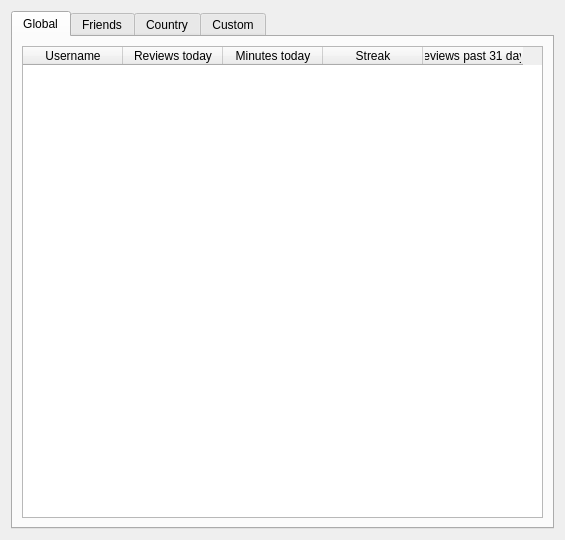
Old version of the form designer/Leaderboard.ui in the repository ThoreBor/Anki_Leaderboard.
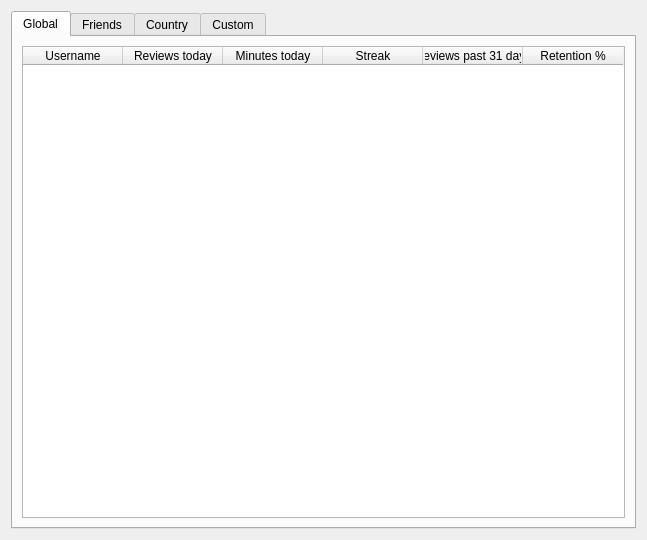
New version of the form. Icons and pictures are not drawn.

Commit message: add retention to table

The edit to the form file:
```diff
--- a/designer/Leaderboard.ui
+++ b/designer/Leaderboard.ui
@@ -6,7 +6,7 @@
    <rect>
     <x>0</x>
     <y>0</y>
-    <width>565</width>
+    <width>647</width>
     <height>540</height>
    </rect>
   </property>
@@ -82,6 +82,11 @@
            <string>Reviews past 31 days</string>
           </property>
          </column>
+         <column>
+          <property name="text">
+           <string>Retention %</string>
+          </property>
+         </column>
         </widget>
        </item>
       </layout>
```
Left out of the diff: 15 changed lines with no effect on the pictures.
